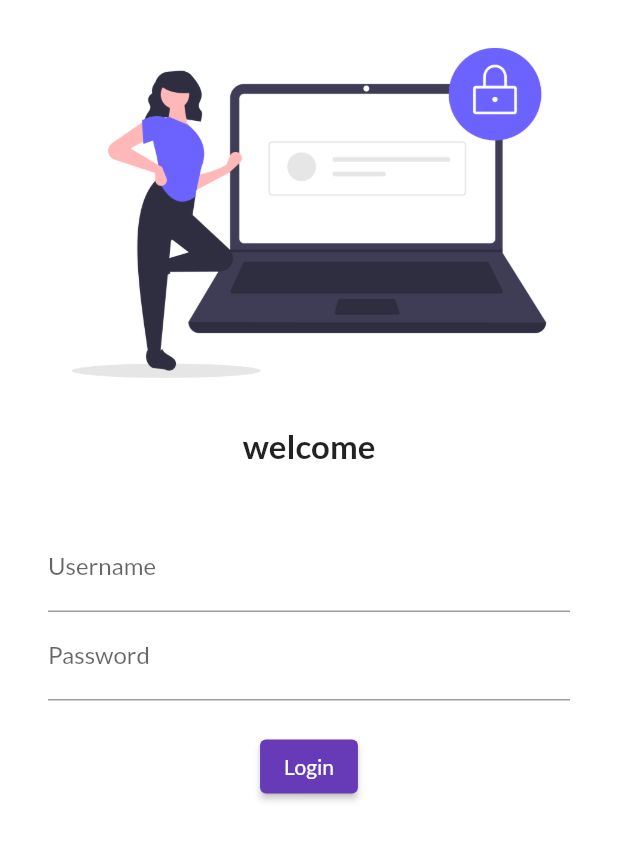
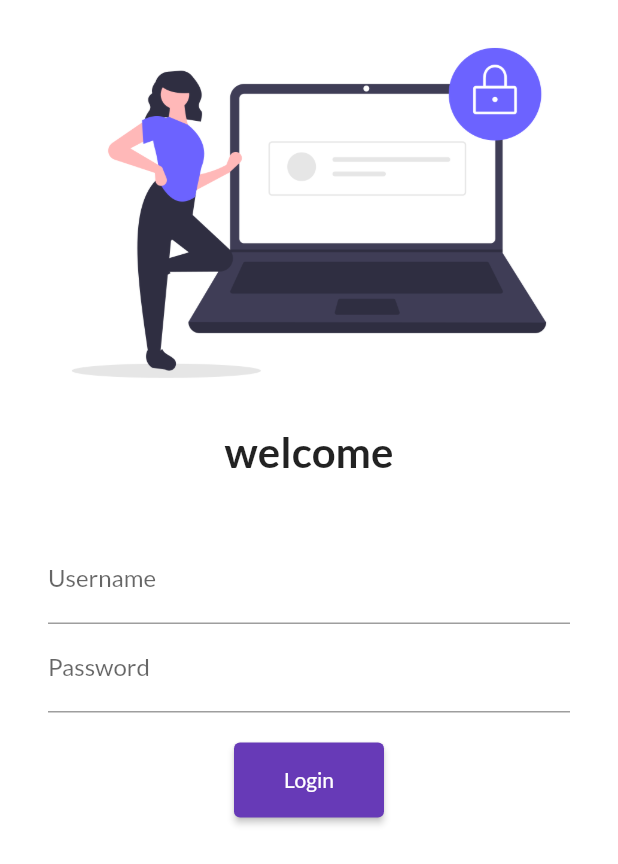
Before and after one commit to sushilgarbuja/30daysflutter, a Flutter app: the screen it shows after launch, on a phone screen of 412 x 824 dp. Shown: the top 864 px of the screen. Run offline on Flutter 3.47's test engine with Material 2 defaults, Android fonts, the phone set to English and light mode, and no system bars; our stand-ins replace google_fonts.

Commit message:
day5completed

```diff
--- a/lib/main.dart
+++ b/lib/main.dart
@@ -2,6 +2,8 @@ import 'package:flutter/material.dart';
 
 
 import 'pages/login_page.dart';
+import 'pages/home_page.dart';
+import 'utils/routes.dart';
 import 'package:google_fonts/google_fonts.dart';
 void main() {
   runApp(MyApp());
@@ -18,12 +20,14 @@ class MyApp extends StatelessWidget {
       primarySwatch: Colors.deepPurple,
       fontFamily: GoogleFonts.lato().fontFamily,
       ),
+      debugShowCheckedModeBanner: false,
       darkTheme: ThemeData(
         brightness: Brightness.dark,
       ),
       routes: {
         "/": (context) => LoginPage(),
-        "/login": (context) => LoginPage()
+         MyRoutes.homeRoute: (context)=>HomePage(),
+        MyRoutes.loginRoute: (context) => LoginPage()
       },
     );
   }
--- a/lib/pages/login_page.dart
+++ b/lib/pages/login_page.dart
@@ -1,4 +1,8 @@
+import 'package:firstapp/utils/routes.dart';
 import 'package:flutter/material.dart';
+
+
+
 
 class LoginPage extends StatelessWidget {
   const LoginPage({Key key}) : super(key: key);
@@ -7,6 +11,7 @@ class LoginPage extends StatelessWidget {
   Widget build(BuildContext context) {
     return Material(
         color: Colors.white,
+        child: SingleChildScrollView(
           child: Column(
             children: [
               Image.asset(
@@ -16,7 +21,7 @@ class LoginPage extends StatelessWidget {
               Text(
                 "welcome",
                 style: TextStyle(
-                fontSize: 22,
+                  fontSize: 28,
                   fontWeight: FontWeight.bold,
                 ),
               ),
@@ -24,8 +29,8 @@ class LoginPage extends StatelessWidget {
                 height: 20.0,
               ),
               Padding(
-              padding:
-                  const EdgeInsets.symmetric(vertical: 19.0, horizontal: 32.0),
+                padding: const EdgeInsets.symmetric(
+                    vertical: 19.0, horizontal: 32.0),
                 child: Column(
                   children: [
                     TextFormField(
@@ -42,14 +47,15 @@ class LoginPage extends StatelessWidget {
                     ),
                     ElevatedButton(
                         child: Text("Login"),
-                      style: TextButton.styleFrom(),
+                        style: TextButton.styleFrom(minimumSize: Size(100, 50)),
                         onPressed: () {
-                        print("Hi sushil");
-                      })
+                          Navigator.pushNamed(context, MyRoutes.homeRoute);
+                        },)
                   ],
                 ),
               )
             ],
+          ),
         ));
   }
 }
--- /dev/null
+++ b/lib/utils/routes.dart
@@ -0,0 +1,4 @@
+class MyRoutes {
+  static String loginRoute = "/login";
+  static String homeRoute = "/home";
+}
```
Lines whose indentation alone changed are shown as unchanged.
